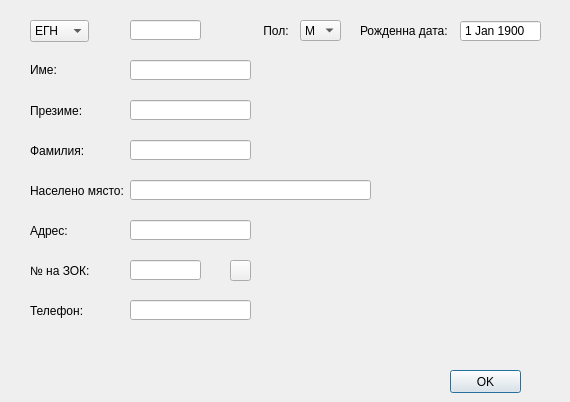
This is src/View/Widgets/PatientFormDialog.ui in thefinalcutbg/DinoDent as Qt 5 draws it before an edit. The edited form follows.
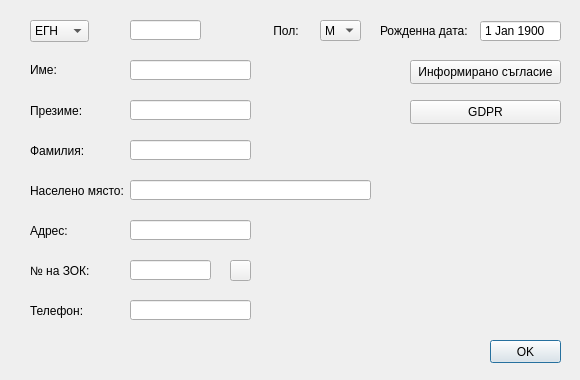
This is the edited form. Custom widgets are drawn as their Qt base class.

Commit message: Practice manager and db location added as settings to the login screen. Added consent and gdpr printable forms.

Diff of the .ui file:
```diff
--- a/src/View/Widgets/PatientFormDialog.ui
+++ b/src/View/Widgets/PatientFormDialog.ui
@@ -6,8 +6,8 @@
    <rect>
     <x>0</x>
     <y>0</y>
-    <width>570</width>
-    <height>402</height>
+    <width>580</width>
+    <height>380</height>
    </rect>
   </property>
   <property name="sizePolicy">
@@ -18,14 +18,14 @@
   </property>
   <property name="minimumSize">
    <size>
-    <width>570</width>
-    <height>402</height>
+    <width>580</width>
+    <height>380</height>
    </size>
   </property>
   <property name="maximumSize">
    <size>
-    <width>570</width>
-    <height>402</height>
+    <width>580</width>
+    <height>380</height>
    </size>
   </property>
   <property name="windowTitle">
@@ -34,7 +34,7 @@
   <widget class="ComboBox" name="sexCombo">
    <property name="geometry">
     <rect>
-     <x>300</x>
+     <x>320</x>
      <y>20</y>
      <width>41</width>
      <height>21</height>
@@ -162,7 +162,7 @@
     <rect>
      <x>130</x>
      <y>260</y>
-     <width>71</width>
+     <width>81</width>
      <height>20</height>
     </rect>
    </property>
@@ -241,7 +241,7 @@
   <widget class="QLabel" name="label_8">
    <property name="geometry">
     <rect>
-     <x>260</x>
+     <x>270</x>
      <y>20</y>
      <width>41</width>
      <height>21</height>
@@ -254,7 +254,7 @@
   <widget class="DateEdit" name="birthEdit">
    <property name="geometry">
     <rect>
-     <x>460</x>
+     <x>480</x>
      <y>20</y>
      <width>81</width>
      <height>22</height>
@@ -268,12 +268,12 @@
    </property>
    <property name="maximumDateTime">
     <datetime>
-     <hour>9</hour>
+     <hour>21</hour>
      <minute>59</minute>
      <second>59</second>
      <year>9999</year>
      <month>12</month>
-     <day>30</day>
+     <day>29</day>
     </datetime>
    </property>
    <property name="minimumDate">
@@ -294,8 +294,8 @@
   <widget class="QPushButton" name="okButton">
    <property name="geometry">
     <rect>
-     <x>450</x>
-     <y>370</y>
+     <x>490</x>
+     <y>340</y>
      <width>71</width>
      <height>23</height>
     </rect>
@@ -307,7 +307,7 @@
   <widget class="QLabel" name="label_7">
    <property name="geometry">
     <rect>
-     <x>360</x>
+     <x>380</x>
      <y>20</y>
      <width>101</width>
      <height>21</height>
@@ -373,7 +373,7 @@
    <property name="geometry">
     <rect>
      <x>30</x>
-     <y>370</y>
+     <y>340</y>
      <width>311</width>
      <height>21</height>
     </rect>
@@ -398,6 +398,32 @@
     <string/>
    </property>
   </widget>
+  <widget class="QPushButton" name="consentButton">
+   <property name="geometry">
+    <rect>
+     <x>410</x>
+     <y>60</y>
+     <width>151</width>
+     <height>24</height>
+    </rect>
+   </property>
+   <property name="text">
+    <string>Информирано съгласие</string>
+   </property>
+  </widget>
+  <widget class="QPushButton" name="gdprButton">
+   <property name="geometry">
+    <rect>
+     <x>410</x>
+     <y>100</y>
+     <width>151</width>
+     <height>24</height>
+    </rect>
+   </property>
+   <property name="text">
+    <string>GDPR</string>
+   </property>
+  </widget>
  </widget>
  <layoutdefault spacing="6" margin="11"/>
  <customwidgets>
```
Left out of the diff: 24 changed lines with no effect on the pictures. The commit also changes 72 other files.
